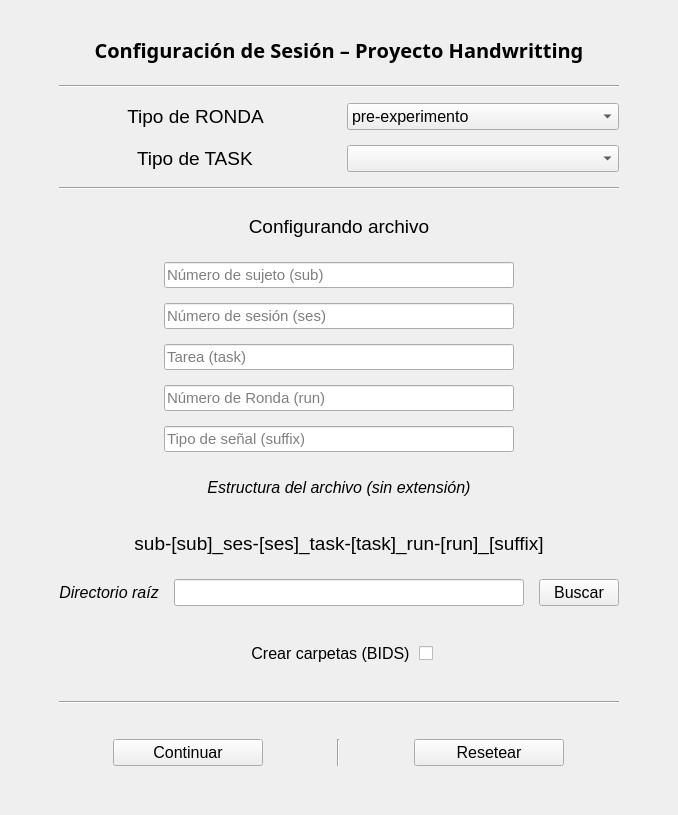
The window that pyhwr/widgets/initAPP.ui (lucasbaldezzari/pyhwr) describes before a commit, drawn with Qt 5.
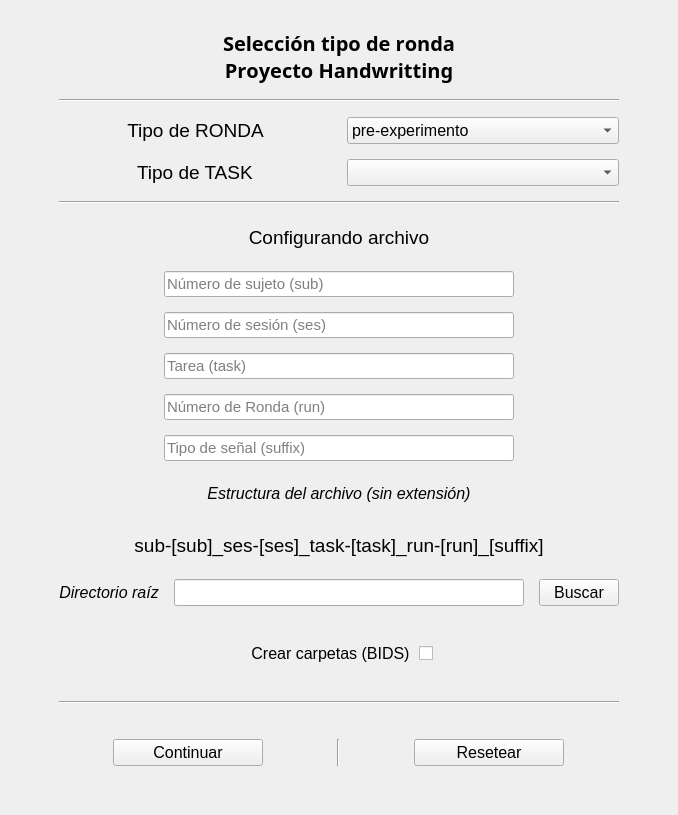
The same window after the commit.

The edit to the form file:
```diff
--- a/pyhwr/widgets/initAPP.ui
+++ b/pyhwr/widgets/initAPP.ui
@@ -63,7 +63,8 @@
          <string>font-size: 20px; font-weight: bold;</string>
         </property>
         <property name="text">
-         <string>Configuración de Sesión – Proyecto Handwritting</string>
+         <string>Selección tipo de ronda
+Proyecto Handwritting</string>
         </property>
         <property name="alignment">
          <set>Qt::AlignCenter</set>
```
Left out of the diff: 2 changed lines with no effect on the pictures.
